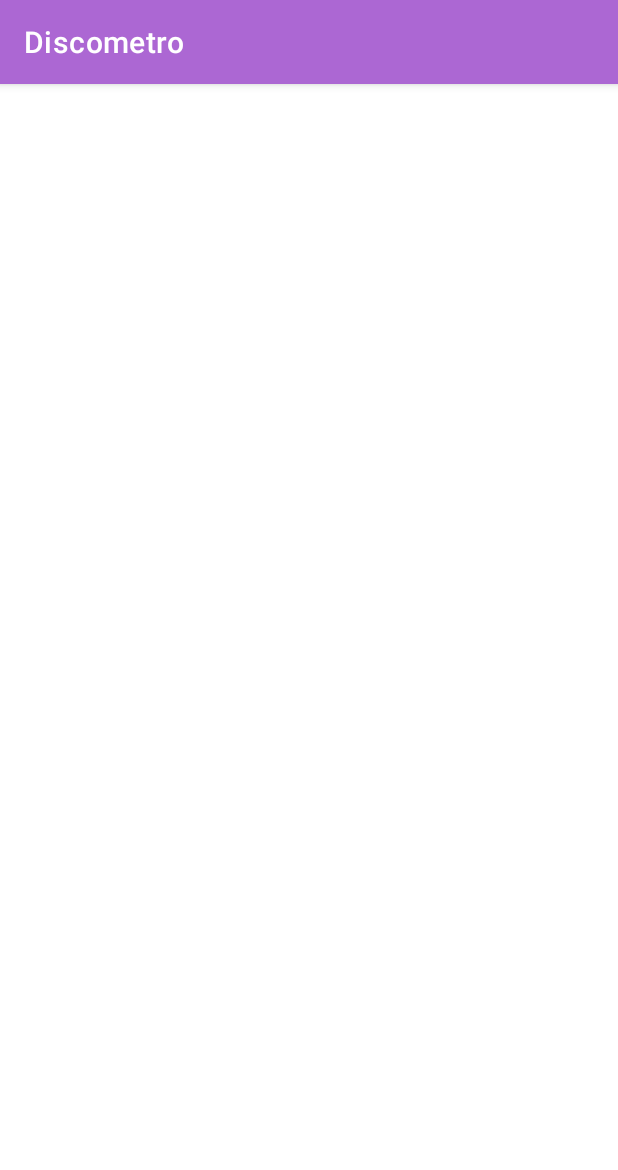
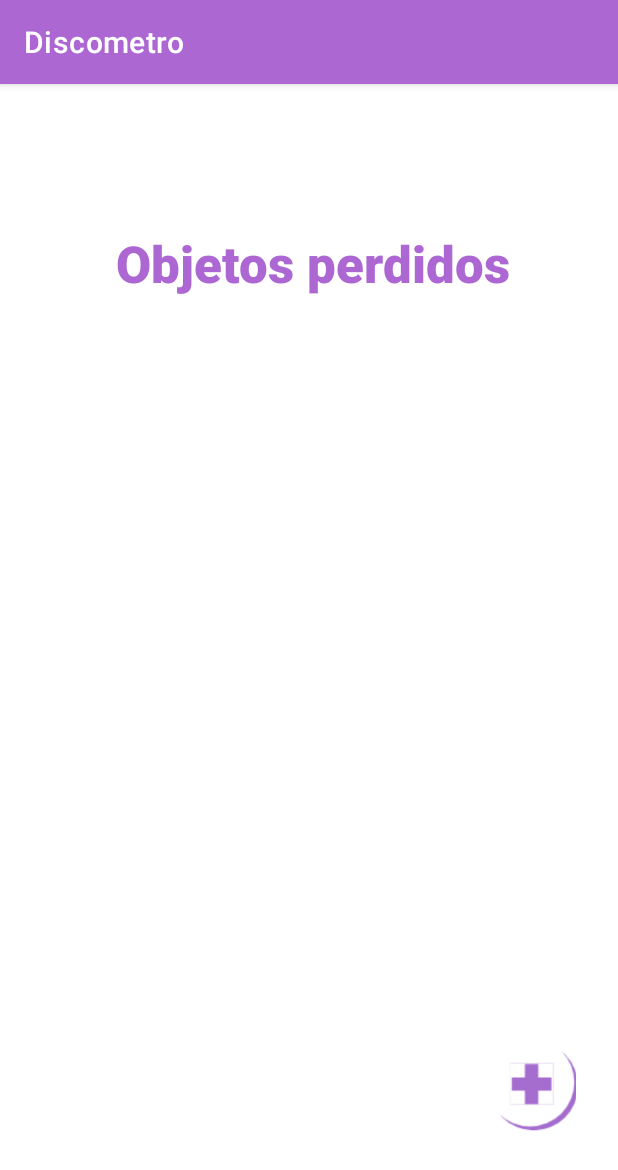
Before and after one commit to pablonoriega/AppDiscometro, an Android app: the ObjetosPerdidosActivity screen opened directly, with no data from a screen before it, on a phone screen of 412 x 824 dp. Shown: the top 1170 px of the screen. Run offline under Robolectric (Android 15) with nearby library versions, the phone set to English and light mode, and no system bars.

Commit message:
cambios objetos perdidos, añadir objetos perdidos y pantalla de inicio

```diff
--- a/app/src/main/java/com/discometro/login/LoginActivity.java
+++ b/app/src/main/java/com/discometro/login/LoginActivity.java
@@ -18,7 +18,7 @@ import android.widget.Toast;
 import com.discometro.CarteraUser;
 import com.discometro.MainActivity;
 import com.discometro.R;
-import com.discometro.RegistroActivity;
+import com.discometro.registro.RegistroActivity;
 import com.discometro.User;
 import com.discometro.resources.service.AbstractFactoryData;
 import com.discometro.resources.service.DataService;
--- a/app/src/main/java/com/discometro/objetosPerdidos/ObjetosPerdidosActivity.java
+++ b/app/src/main/java/com/discometro/objetosPerdidos/ObjetosPerdidosActivity.java
@@ -2,15 +2,36 @@ package com.discometro.objetosPerdidos;
 
 import androidx.appcompat.app.AppCompatActivity;
 
+import android.content.Intent;
 import android.os.Bundle;
+import android.view.View;
+import android.widget.Button;
+import android.widget.ImageButton;
 
+import com.discometro.AgregarObjetoPerdidoActivity;
 import com.discometro.R;
+import com.discometro.registro.RegistroActivity;
 
 public class ObjetosPerdidosActivity extends AppCompatActivity {
+
+    private ImageButton addObject;
 
     @Override
     protected void onCreate(Bundle savedInstanceState) {
         super.onCreate(savedInstanceState);
         setContentView(R.layout.activity_objetos_perdidos);
+        addObject = findViewById(R.id.addObjectBtn);
+
+        addObject.setOnClickListener(new View.OnClickListener() {
+            @Override
+            public void onClick(View view) {
+                intentToAddLostObjects(view);
+            }
+        });
+    }
+
+    public void intentToAddLostObjects(View view){
+        Intent intent = new Intent(getApplicationContext(), AgregarObjetoPerdidoActivity.class);
+        startActivity(intent);
     }
 }
--- a/app/src/main/res/layout/activity_objetos_perdidos.xml
+++ b/app/src/main/res/layout/activity_objetos_perdidos.xml
@@ -4,6 +4,43 @@
     xmlns:tools="http://schemas.android.com/tools"
     android:layout_width="match_parent"
     android:layout_height="match_parent"
+    android:backgroundTintMode="add"
+    android:foregroundTint="#AC67D3"
+    android:foregroundTintMode="add"
     tools:context=".objetosPerdidos.ObjetosPerdidosActivity">
 
+    <TextView
+        android:id="@+id/objetosPerdidosTxt"
+        android:layout_width="wrap_content"
+        android:layout_height="wrap_content"
+        android:layout_marginStart="77dp"
+        android:layout_marginTop="78dp"
+        android:layout_marginEnd="74dp"
+        android:layout_marginBottom="608dp"
+        android:fontFamily="sans-serif-black"
+        android:text="Objetos perdidos"
+        android:textAlignment="center"
+        android:textColor="#AC67D3"
+        android:textSize="34sp"
+        android:textStyle="bold"
+        app:layout_constraintBottom_toBottomOf="parent"
+        app:layout_constraintEnd_toEndOf="parent"
+        app:layout_constraintStart_toStartOf="parent"
+        app:layout_constraintTop_toTopOf="parent" />
+
+    <ImageButton
+        android:id="@+id/addObjectBtn"
+        android:layout_width="80dp"
+        android:layout_height="82dp"
+        android:layout_marginStart="315dp"
+        android:layout_marginTop="486dp"
+        android:layout_marginEnd="16dp"
+        android:scaleX="0.7"
+        android:scaleY="0.7"
+        app:layout_constraintEnd_toEndOf="parent"
+        app:layout_constraintStart_toStartOf="parent"
+        app:layout_constraintTop_toBottomOf="@+id/objetosPerdidosTxt"
+        app:srcCompat="@drawable/addbtn"
+        tools:ignore="SpeakableTextPresentCheck" />
+
 </androidx.constraintlayout.widget.ConstraintLayout>
```
Also changed, not shown: app/src/main/AndroidManifest.xml (+7 -1 lines), app/src/main/java/com/discometro/AgregarObjetoPerdidoActivity.java (added, +23 -0 lines), app/src/main/java/com/discometro/PantallaInicioActivity.java (added, +26 -0 lines), app/src/main/java/com/discometro/registro/RegistroActivity.java (renamed from app/src/main/java/com/discometro/RegistroActivity.java, +39 -34 lines), app/src/main/res/layout/activity_agregar_objeto_perdido.xml (added, +111 -0 lines), app/src/main/res/layout/activity_pantalla_inicio.xml (added, +24 -0 lines), app/src/main/res/layout/activity_registro.xml (+12 -8 lines), app/src/main/res/drawable/addbtn.png (added), app/src/main/res/drawable/addimagebtn.png (added), app/src/main/res/drawable/discometro_mock_ups.png (added), app/src/main/res/drawable/discometromock_ups.png (added), app/src/main/res/drawable/img_2852.PNG (added).
